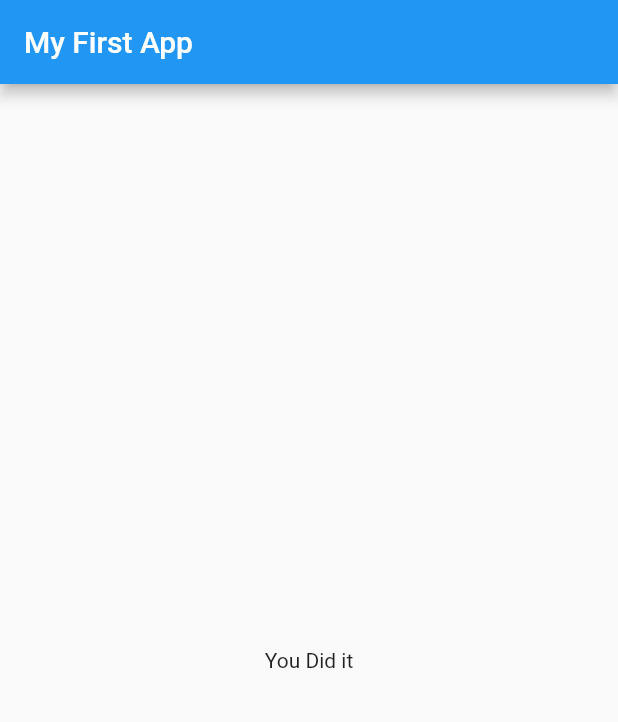
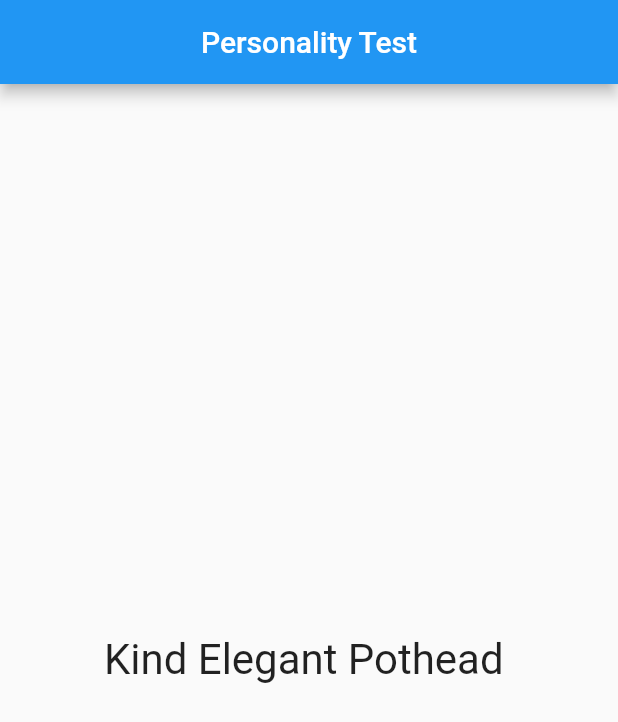
Before and after one commit to bowe99/Personality-Test-App, a Flutter app: the screen it shows after launch, after a tap on "Canada", after a tap on "Seth Rogan", after a tap on "Dolphin", on a phone screen of 412 x 824 dp. Shown: the top 722 px of the screen. Run offline on Flutter 3.47's test engine with Material 2 defaults, Android fonts, the phone set to English and light mode, and no system bars.

Commit message:
Add Functionality to the game
Used Switch Case statements to build the final personality with the answers provided by the user

```diff
--- a/lib/answer.dart
+++ b/lib/answer.dart
@@ -2,20 +2,29 @@ import 'package:flutter/material.dart';
 
 class AnswerButton extends StatelessWidget {
   final String answer;
-  final Function selectHandler;
-  AnswerButton(this.answer, this.selectHandler);
+  final Function answerQuestion;
+  final List<String> results;
+  AnswerButton(this.answer, this.answerQuestion, this.results);
 
 
   @override
   Widget build(BuildContext context) {
     return Container(
+      height: 50,
       width: double.infinity,
-      margin: EdgeInsets.only(left: 40, right: 40),
+      margin: EdgeInsets.all(10),
       child: RaisedButton(
         color: Colors.blue,
         textColor: Colors.white,
-        child: Text(answer),
-        onPressed: selectHandler,
+        child: Text(
+          answer,
+          style: TextStyle(fontSize: 18),
+          ),
+        onPressed: (){
+          results.add(answer);
+          print(results);
+          answerQuestion();
+        },
       ),
     );
   }
--- a/lib/main.dart
+++ b/lib/main.dart
@@ -15,7 +15,7 @@ class MyApp extends StatefulWidget{
 class _MyAppState extends State{ // Leading _ restricts the us of MyAppState to the same folder
   var _questionIndex = 0;        // Making the variable private can't be used anywhere else than the same file
   final _questions = const [
-      {'questionText': 'What\'s your favorite country in the list bellow?',
+      {'questionText': 'What\'s your favorite country?',
        'answers': ['Canada', 'USA', 'Russia', 'China']
       },
       {'questionText': 'What\'s your favorite actor?',
@@ -32,16 +32,25 @@ class _MyAppState extends State{ // Leading _ restricts the us of MyAppState to
     });
     print('Answered Question');
   }
+  List<String> _resultQuestions = [];
 
   @override
   Widget build(BuildContext context) {
     return MaterialApp(
+      debugShowCheckedModeBanner: false,
       home: Scaffold(
-        appBar: AppBar(title: Text('My First App'),
+        appBar: AppBar(title: Center(
+          child: Text('Personality Test'),
+          )
         ),
         body: _questionIndex < _questions.length
-          ? Quiz(answerQuestion: _answerQuestion, questions: _questions, questionIndex: _questionIndex)
-          : Results()
+          ? Quiz(
+              answerQuestion: _answerQuestion,
+              questions: _questions,
+              questionIndex: _questionIndex,
+              results: _resultQuestions,
+            )
+          : Results(_resultQuestions)
       ),
     );
 
--- a/lib/quiz.dart
+++ b/lib/quiz.dart
@@ -7,11 +7,13 @@ class Quiz extends StatelessWidget {
   final List<Map<String, Object>> questions;
   final Function answerQuestion;
   final int questionIndex;
+  final List<String> results;
 
   Quiz({
     @required this.questions,
     @required this.answerQuestion,
-    @required this.questionIndex
+    @required this.questionIndex,
+    @required this.results
     });
 
   @override
@@ -22,7 +24,7 @@ class Quiz extends StatelessWidget {
               questions[questionIndex]['questionText'],
             ),
             ...(questions[questionIndex]['answers'] as List<String>).map((answer){
-              return AnswerButton(answer, answerQuestion);
+              return AnswerButton(answer, answerQuestion, results);
             }).toList()
            ],
           );
--- a/lib/results.dart
+++ b/lib/results.dart
@@ -1,10 +1,67 @@
 import 'package:flutter/material.dart';
 
 class Results extends StatelessWidget {
+  final List<String> results;
+  Results(this.results);
+
+  String determinePersonality(List<String> result){
+    List<String> qualities = [];
+    switch (result[0]) {
+      case 'Canada':
+        qualities.add('Kind');
+        break;
+      case 'USA':
+        qualities.add('Capitalistic');
+        break;
+      case 'Russia':
+        qualities.add('Socialist');
+        break;
+      case 'China':
+        qualities.add('Evil');
+        break;
+    }
+    switch (result[2]) {
+      case 'Dog':
+        qualities.add('Loyal');
+        break;
+      case 'Cat':
+        qualities.add('Independant');
+        break;
+      case 'Dolphin':
+        qualities.add('Elegant');
+        break;
+      case 'Tiger':
+        qualities.add('Courageous');
+        break;
+    }
+    switch (result[1]) {
+      case 'Tom Cruise':
+        qualities.add('Badass');
+        break;
+      case 'Seth Rogan':
+        qualities.add('Pothead');
+        break;
+      case 'Joaquin Phoenix':
+        qualities.add('Old Man');
+        break;
+      case 'Jennifer Lawrence':
+        qualities.add('Survivor');
+        break;
+    }
+    String personality = '';
+    for(var result in qualities){
+      personality += (result + ' ');
+    }
+    return personality;
+  }
+
   @override
   Widget build(BuildContext context) {
     return Center(
-                child: Text('You Did it'),
+                child: Text(
+                  determinePersonality(results),
+                  style: TextStyle(fontSize: 28),
+                  ),
             );
   }
 }
```
